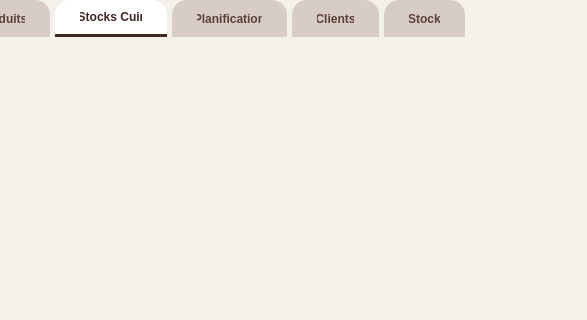
This is mainwindow.ui in Esprit-UP-Algo/projetcpp2526-s2-2a6-smart-leather-goods-fm-2a6 as Qt 5 draws it before an edit; both pictures show x 388 to 975 and y 0 to 320 of the 1250 by 800 pixel window. The edited form follows.
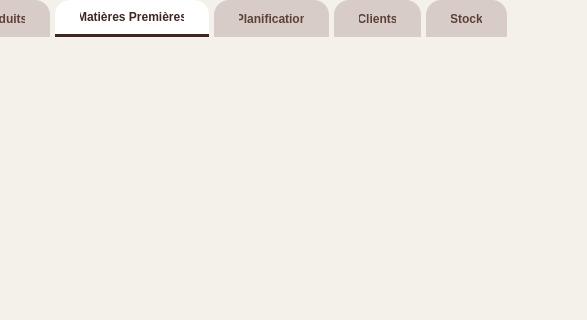
This is the edited form. The open tabs and pages were chosen to show the change.

Commit message: V1: Ajout du module (Planification)

```diff
--- a/mainwindow.ui
+++ b/mainwindow.ui
@@ -326,7 +326,7 @@
       </widget>
       <widget class="QWidget" name="tab_matieres">
        <attribute name="title">
-        <string>Stocks Cuir</string>
+        <string>Matières Premières</string>
        </attribute>
       </widget>
       <widget class="QWidget" name="tab_planning">
```
Left out of the diff: 2 changed lines with no effect on the pictures.
